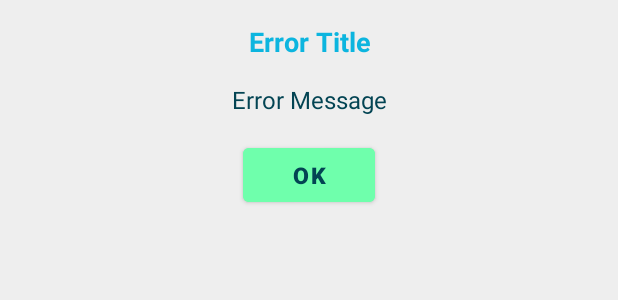
After one commit to FerNoceti/PIL-Movie-App, an Android app: the layout dialog.xml on its own in the app's theme, with its tools: preview values and no code run, on a phone screen of 412 x 824 dp. The commit adds this screen. Shown: the top 300 px of the screen. Run offline under Robolectric (Android 15) with nearby library versions, the phone set to English and light mode, and no system bars; network calls fail.

Commit message:
add dialog

```diff
--- /dev/null
+++ b/app/src/main/res/layout/dialog.xml
@@ -0,0 +1,43 @@
+<?xml version="1.0" encoding="utf-8"?>
+<androidx.constraintlayout.widget.ConstraintLayout xmlns:android="http://schemas.android.com/apk/res/android"
+    xmlns:app="http://schemas.android.com/apk/res-auto"
+    xmlns:tools="http://schemas.android.com/tools"
+    android:layout_width="match_parent"
+    android:layout_height="match_parent"
+    android:background="@color/dialog_background">
+
+    <TextView
+        android:id="@+id/dialog_title"
+        style="@style/DialogTitleStyle"
+        android:layout_width="wrap_content"
+        android:layout_height="wrap_content"
+        android:layout_marginTop="15dp"
+        tools:text="Error Title"
+        app:layout_constraintEnd_toEndOf="parent"
+        app:layout_constraintStart_toStartOf="parent"
+        app:layout_constraintTop_toTopOf="parent" />
+
+    <TextView
+        android:id="@+id/dialog_message"
+        style="@style/DialogDescriptionStyle"
+        android:layout_width="wrap_content"
+        android:layout_height="wrap_content"
+        android:layout_marginTop="15dp"
+        app:layout_constraintEnd_toEndOf="parent"
+        app:layout_constraintStart_toStartOf="parent"
+        app:layout_constraintTop_toBottomOf="@+id/dialog_title"
+        tools:text="Error Message" />
+
+    <Button
+        android:id="@+id/dialog_button"
+        style="@style/DialogButtonStyle"
+        android:layout_width="wrap_content"
+        android:layout_height="wrap_content"
+        android:layout_marginTop="15dp"
+        android:text="@string/OK"
+        app:layout_constraintEnd_toEndOf="parent"
+        app:layout_constraintStart_toStartOf="parent"
+        app:layout_constraintTop_toBottomOf="@+id/dialog_message" />
+
+
+</androidx.constraintlayout.widget.ConstraintLayout>
--- a/app/src/main/res/values/colors.xml
+++ b/app/src/main/res/values/colors.xml
@@ -21,4 +21,10 @@
     <color name="text_color_title">#0cb5df</color>
     <color name="button_text_color">#034453</color>
     <color name="button_background">#88CDA5</color>
+
+    <color name="dialog_background">#EEEEEE</color>
+    <color name="dialog_text_color_title">#0cb5df</color>
+    <color name="dialog_text_color_description">#034453</color>
+    <color name="dialog_button_text_color">#034453</color>
+    <color name="dialog_button_background">#6FFFAC</color>
 </resources>
--- a/app/src/main/res/values/dimens.xml
+++ b/app/src/main/res/values/dimens.xml
@@ -3,4 +3,7 @@
     <dimen name="title_text_size">25sp</dimen>
     <dimen name="description_text_size">20sp</dimen>
     <dimen name="button_text_size">17sp</dimen>
+    <dimen name="title_textError_size">18sp</dimen>
+    <dimen name="description_textError_size">16sp</dimen>
+    <dimen name="dialogButton_text_size">15sp</dimen>
 </resources>
--- a/app/src/main/res/values/strings.xml
+++ b/app/src/main/res/values/strings.xml
@@ -15,8 +15,5 @@
     <string name="image_desc">Image of the movie</string>
     <string name="vote_average">Vote average:</string>
 
-    <string name="error_title">ERROR</string>
-    <string name="error_description">This is an error test</string>
     <string name="OK">OK</string>
-
 </resources>
--- a/app/src/main/res/values/styles.xml
+++ b/app/src/main/res/values/styles.xml
@@ -39,4 +39,25 @@
         <item name="android:textStyle">bold</item>
     </style>
 
+    <style name="DialogTitleStyle">
+        <item name="android:textColor">@color/dialog_text_color_title</item>
+        <item name="android:textStyle">bold</item>
+        <item name="android:textAlignment">center</item>
+        <item name="android:textSize">@dimen/title_textError_size</item>
+    </style>
+
+    <style name="DialogDescriptionStyle">
+        <item name="android:textColor">@color/dialog_text_color_description</item>
+        <item name="android:textAlignment">center</item>
+        <item name="android:textSize">@dimen/description_textError_size</item>
+    </style>
+
+    <style name="DialogButtonStyle">
+        <item name="android:textColor">@color/dialog_button_text_color</item>
+        <item name="android:backgroundTint">@color/dialog_button_background</item>
+        <item name="android:textStyle">bold</item>
+        <item name="android:textAlignment">center</item>
+        <item name="android:textSize">@dimen/dialogButton_text_size</item>
+    </style>
+
 </resources>
```
Also changed, not shown: app/src/main/java/com/pil/movieapp/activity/MenuActivity.kt (+12 -6 lines), app/src/main/java/com/pil/movieapp/util/Dialog.kt (added, +27 -0 lines), app/src/main/java/com/pil/movieapp/util/ErrorDialog.kt (deleted, +0 -18 lines).
